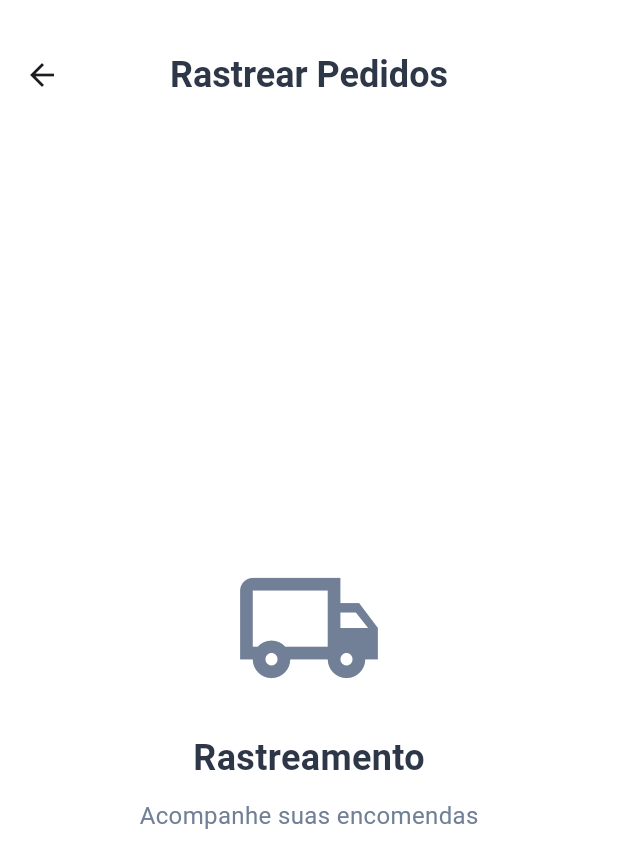
After one commit to Euler-JS/perpi, a Flutter app: the OrderTrackingScreen screen opened directly, on a phone screen of 412 x 824 dp. The commit adds this screen. Shown: the top 868 px of the screen. Run offline on Flutter 3.47's test engine with Material 3 defaults, Android fonts, the phone set to English and light mode, and no system bars; network calls fail.

Commit message:
Funcionando minimamente

```diff
--- /dev/null
+++ b/lib/screens/Tracking/order_tracking_screen.dart
@@ -0,0 +1,56 @@
+import 'package:flutter/material.dart';
+import 'package:perpi_app/screens/constants.dart';
+
+class OrderTrackingScreen extends StatelessWidget {
+  const OrderTrackingScreen({super.key});
+
+  @override
+  Widget build(BuildContext context) {
+    return Scaffold(
+      backgroundColor: primaryColor,
+      appBar: AppBar(
+        backgroundColor: primaryColor,
+        elevation: 0,
+        toolbarHeight: 100,
+        centerTitle: true,
+        title: Text(
+          "Rastrear Pedidos",
+          style: TextStyle(
+            color: textPrimary,
+            fontSize: 24,
+            fontWeight: FontWeight.w700,
+          ),
+        ),
+      ),
+      body: Center(
+        child: Column(
+          mainAxisAlignment: MainAxisAlignment.center,
+          children: [
+            Icon(
+              Icons.local_shipping_outlined,
+              size: 100,
+              color: textSecondary,
+            ),
+            const SizedBox(height: 20),
+            Text(
+              "Rastreamento",
+              style: TextStyle(
+                color: textPrimary,
+                fontSize: 24,
+                fontWeight: FontWeight.bold,
+              ),
+            ),
+            const SizedBox(height: 10),
+            Text(
+              "Acompanhe suas encomendas",
+              style: TextStyle(
+                color: textSecondary,
+                fontSize: 16,
+              ),
+            ),
+          ],
+        ),
+      ),
+    );
+  }
+}
--- a/lib/screens/bottom_nav_bar.dart
+++ b/lib/screens/bottom_nav_bar.dart
@@ -1,9 +1,9 @@
 import 'package:flutter/material.dart';
 import 'package:perpi_app/screens/Favorites/favorite_screen.dart';
+import 'package:perpi_app/screens/Tracking/order_tracking_screen.dart';
 import 'package:provider/provider.dart';
 import 'package:perpi_app/screens/Product/product_display_screen.dart';
 import 'package:perpi_app/screens/Cart/cart_screen.dart';
-import 'package:perpi_app/screens/Profile/profile_screen.dart';
 import 'package:perpi_app/providers/cart_provider.dart';
 import 'package:perpi_app/providers/favorites_provider.dart';
 import 'package:perpi_app/screens/constants.dart';
@@ -24,7 +24,8 @@ class _BottomNavBarState extends State<BottomNavBar> {
     const HomeScreen(),
     const ProductDisplayScreen(),
     const CartScreen(),
-    const ProfileScreen(),
+    // const ProfileScreen(),
+    const OrderTrackingScreen(),
     const FavoritesScreen(),
   ];
 
```
